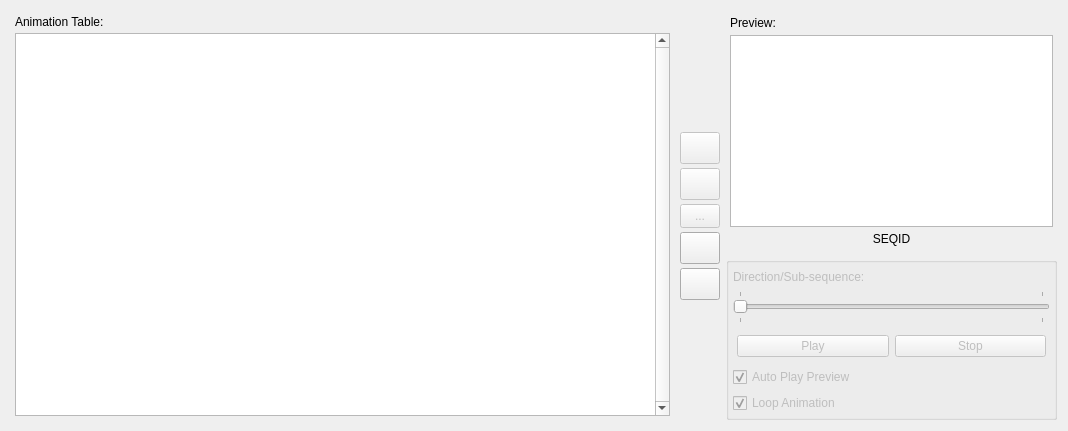
The window that src/ui/tabs/tabanimtable.ui (PsyCommando/ppmdu_spriteeditor) describes before a commit, drawn with Qt 5.
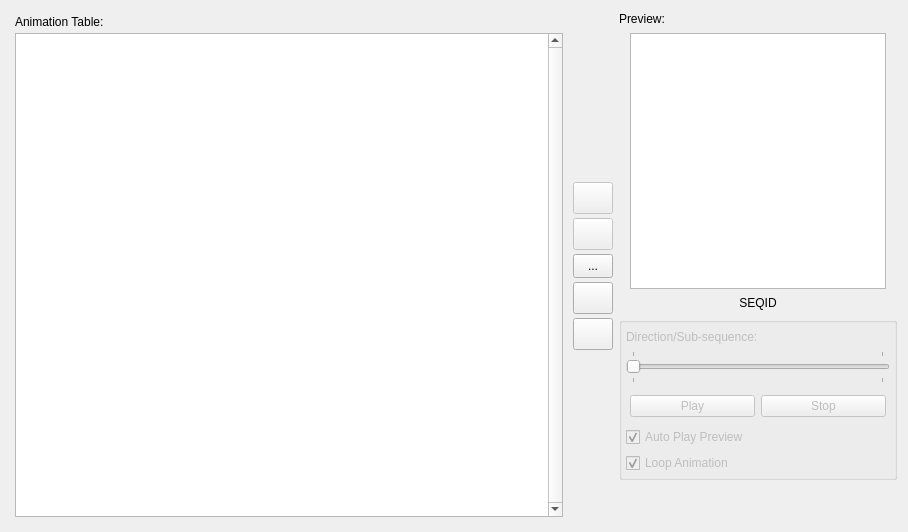
The same window after the commit. Icons and pictures are not drawn.

Commit message: Split anim group handling to its own thing

The edit to the form file:
```diff
--- a/src/ui/tabs/tabanimtable.ui
+++ b/src/ui/tabs/tabanimtable.ui
@@ -6,8 +6,8 @@
    <rect>
     <x>0</x>
     <y>0</y>
-    <width>1068</width>
-    <height>418</height>
+    <width>908</width>
+    <height>532</height>
    </rect>
   </property>
   <property name="sizePolicy">
@@ -18,14 +18,11 @@
   </property>
   <property name="minimumSize">
    <size>
-    <width>1068</width>
-    <height>418</height>
+    <width>908</width>
+    <height>532</height>
    </size>
   </property>
-  <layout class="QHBoxLayout" name="horizontalLayout" stretch="4,0,2">
-   <property name="sizeConstraint">
-    <enum>QLayout::SetMinAndMaxSize</enum>
-   </property>
+  <layout class="QHBoxLayout" name="horizontalLayout_2" stretch="2,0,1">
    <item>
     <layout class="QVBoxLayout" name="vlAnimTbl">
      <property name="spacing">
@@ -58,6 +55,9 @@
        <property name="verticalScrollBarPolicy">
         <enum>Qt::ScrollBarAlwaysOn</enum>
        </property>
+       <property name="horizontalScrollBarPolicy">
+        <enum>Qt::ScrollBarAlwaysOff</enum>
+       </property>
        <property name="sizeAdjustPolicy">
         <enum>QAbstractScrollArea::AdjustToContents</enum>
        </property>
@@ -97,11 +97,8 @@
        <attribute name="horizontalHeaderCascadingSectionResizes">
         <bool>true</bool>
        </attribute>
-       <attribute name="horizontalHeaderMinimumSectionSize">
-        <number>48</number>
-       </attribute>
        <attribute name="horizontalHeaderDefaultSectionSize">
-        <number>48</number>
+        <number>320</number>
        </attribute>
        <attribute name="horizontalHeaderStretchLastSection">
         <bool>true</bool>
@@ -109,12 +106,6 @@
        <attribute name="verticalHeaderVisible">
         <bool>true</bool>
        </attribute>
-       <attribute name="verticalHeaderMinimumSectionSize">
-        <number>32</number>
-       </attribute>
-       <attribute name="verticalHeaderDefaultSectionSize">
-        <number>32</number>
-       </attribute>
       </widget>
      </item>
     </layout>
@@ -197,7 +188,7 @@
        <item>
         <widget class="QToolButton" name="btnExtraOptions">
          <property name="enabled">
-          <bool>false</bool>
+          <bool>true</bool>
          </property>
          <property name="sizePolicy">
           <sizepolicy hsizetype="MinimumExpanding" vsizetype="Preferred">
@@ -217,6 +208,9 @@
          <property name="checkable">
           <bool>false</bool>
          </property>
+         <property name="popupMode">
+          <enum>QToolButton::InstantPopup</enum>
+         </property>
          <property name="arrowType">
           <enum>Qt::NoArrow</enum>
          </property>
@@ -286,28 +280,13 @@
     </layout>
    </item>
    <item>
-    <layout class="QVBoxLayout" name="vlPreviewSection" stretch="0,0,0">
+    <layout class="QVBoxLayout" name="verticalLayout_3">
      <item>
-      <layout class="QVBoxLayout" name="vlPreview">
-       <property name="spacing">
-        <number>4</number>
-       </property>
-       <property name="leftMargin">
-        <number>4</number>
-       </property>
-       <property name="topMargin">
-        <number>4</number>
-       </property>
-       <property name="rightMargin">
-        <number>4</number>
-       </property>
-       <property name="bottomMargin">
-        <number>4</number>
-       </property>
+      <layout class="QVBoxLayout" name="verticalLayout">
        <item>
         <widget class="QLabel" name="lblSequencePreview">
          <property name="sizePolicy">
-          <sizepolicy hsizetype="Preferred" vsizetype="Fixed">
+          <sizepolicy hsizetype="MinimumExpanding" vsizetype="Fixed">
            <horstretch>0</horstretch>
            <verstretch>0</verstretch>
           </sizepolicy>
@@ -324,32 +303,80 @@
         </widget>
        </item>
        <item>
-        <widget class="QGraphicsView" name="gvAnimTablePreview">
-         <property name="sizePolicy">
-          <sizepolicy hsizetype="Preferred" vsizetype="Preferred">
-           <horstretch>0</horstretch>
-           <verstretch>0</verstretch>
-          </sizepolicy>
-         </property>
-         <property name="minimumSize">
-          <size>
-           <width>256</width>
-           <height>192</height>
-          </size>
-         </property>
-        </widget>
+        <layout class="QHBoxLayout" name="horizontalLayout">
+         <item>
+          <spacer name="horizontalSpacer">
+           <property name="orientation">
+            <enum>Qt::Horizontal</enum>
+           </property>
+           <property name="sizeType">
+            <enum>QSizePolicy::MinimumExpanding</enum>
+           </property>
+           <property name="sizeHint" stdset="0">
+            <size>
+             <width>5</width>
+             <height>20</height>
+            </size>
+           </property>
+          </spacer>
+         </item>
+         <item>
+          <widget class="QGraphicsView" name="gvAnimTablePreview">
+           <property name="sizePolicy">
+            <sizepolicy hsizetype="Fixed" vsizetype="Fixed">
+             <horstretch>0</horstretch>
+             <verstretch>0</verstretch>
+            </sizepolicy>
+           </property>
+           <property name="minimumSize">
+            <size>
+             <width>256</width>
+             <height>256</height>
+            </size>
+           </property>
+           <property name="maximumSize">
+            <size>
+             <width>256</width>
+             <height>256</height>
+            </size>
+           </property>
+           <property name="layoutDirection">
+            <enum>Qt::LeftToRight</enum>
+           </property>
+           <property name="alignment">
+            <set>Qt::AlignCenter</set>
+           </property>
+          </widget>
+         </item>
+         <item>
+          <spacer name="horizontalSpacer_2">
+           <property name="orientation">
+            <enum>Qt::Horizontal</enum>
+           </property>
+           <property name="sizeType">
+            <enum>QSizePolicy::MinimumExpanding</enum>
+           </property>
+           <property name="sizeHint" stdset="0">
+            <size>
+             <width>5</width>
+             <height>20</height>
+            </size>
+           </property>
+          </spacer>
+         </item>
+        </layout>
        </item>
        <item>
         <widget class="QLabel" name="lblPreviewSeqName">
          <property name="sizePolicy">
-          <sizepolicy hsizetype="Preferred" vsizetype="Fixed">
+          <sizepolicy hsizetype="MinimumExpanding" vsizetype="Fixed">
            <horstretch>0</horstretch>
            <verstretch>0</verstretch>
           </sizepolicy>
          </property>
          <property name="minimumSize">
           <size>
-           <width>0</width>
+           <width>256</width>
            <height>16</height>
           </size>
          </property>
@@ -365,6 +392,12 @@
          <property name="alignment">
           <set>Qt::AlignCenter</set>
          </property>
+         <property name="wordWrap">
+          <bool>false</bool>
+         </property>
+         <property name="openExternalLinks">
+          <bool>false</bool>
+         </property>
          <property name="textInteractionFlags">
           <set>Qt::LinksAccessibleByMouse</set>
          </property>
```
Left out of the diff: 34 changed lines with no effect on the pictures. The commit also changes 103 other files.
